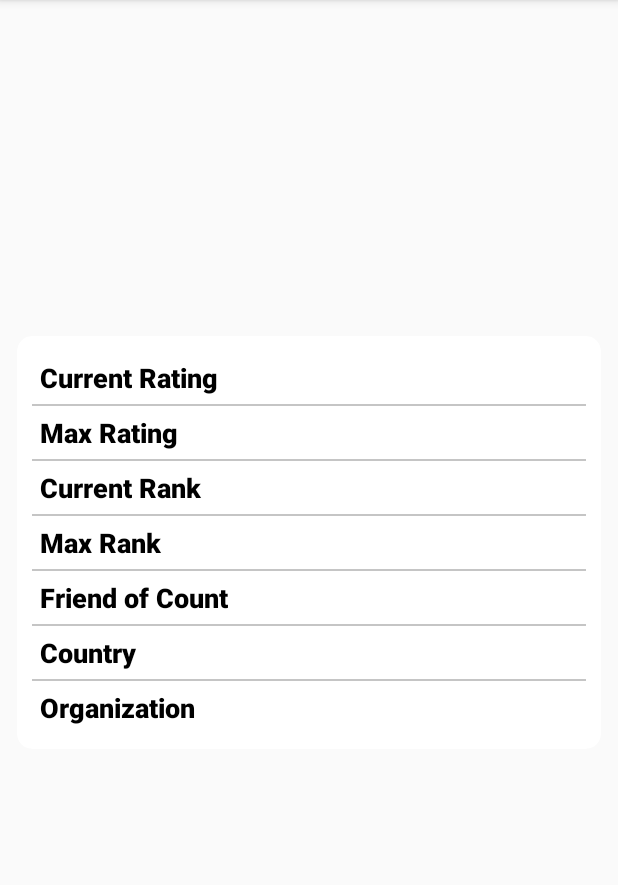
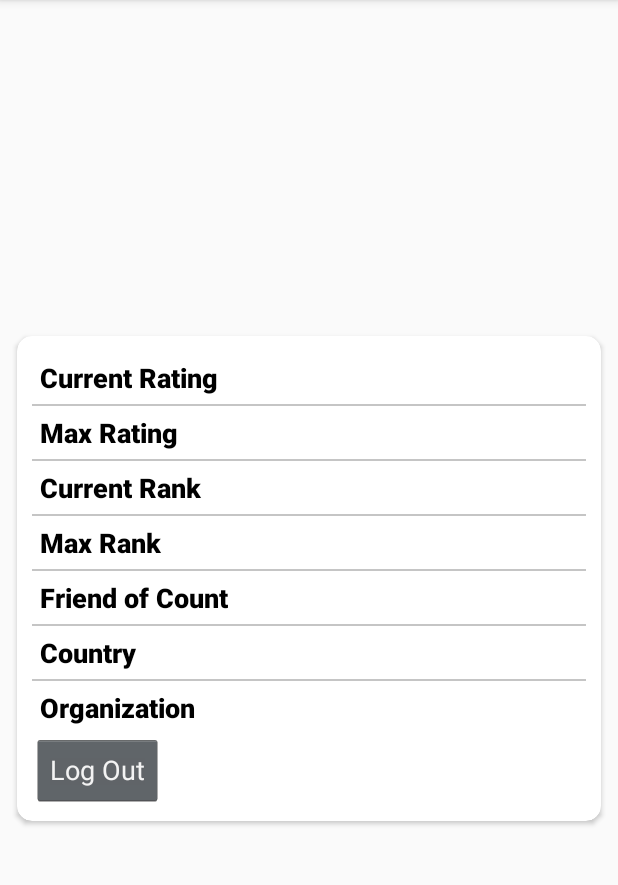
Before and after one commit to ajay-prabhakar/Codeforces, an Android app: the ProfileActivity screen opened directly, with no data from a screen before it, on a phone screen of 412 x 824 dp, the part 84-969 px from its top. Run offline under Robolectric (Android 15) with nearby library versions, the phone set to English and light mode, and no system bars; our stand-ins replace Picasso; pictures from the network do not load; 12 statements that could not run were skipped.

Commit message:
add logOut button

```diff
--- a/app/src/main/java/com/example/android/codeforces/Activities/ProfileActivity.java
+++ b/app/src/main/java/com/example/android/codeforces/Activities/ProfileActivity.java
@@ -1,6 +1,9 @@
 package com.example.android.codeforces.Activities;
 
+import android.content.Intent;
 import android.os.Bundle;
+import android.view.View;
+import android.widget.Button;
 import android.widget.ImageView;
 import android.widget.TextView;
 import android.widget.Toast;
@@ -17,6 +20,18 @@ public class ProfileActivity extends AppCompatActivity {
     protected void onCreate(Bundle savedInstanceState) {
         super.onCreate(savedInstanceState);
         setContentView(R.layout.activity_profile);
+
+        Button btn = (Button)findViewById(R.id
+                .logOut);
+        btn.setOnClickListener(new View.OnClickListener() {
+            @Override
+            public void onClick(View v) {
+                startActivity(new Intent(ProfileActivity
+                        .this, MainActivity
+                        .class));
+                logOut();
+            }
+        });
 
         try {
             JSONObject jsonObject = new JSONObject(getIntent().getStringExtra("profile"));
@@ -56,4 +71,8 @@ public class ProfileActivity extends AppCompatActivity {
             e.printStackTrace();
         }
     }
+    public void logOut(){
+        Intent intent = new Intent(this,MainActivity.class);
+        startActivity(intent);
+    }
 }
--- a/app/src/main/res/layout/activity_profile.xml
+++ b/app/src/main/res/layout/activity_profile.xml
@@ -243,6 +243,13 @@
                         android:layout_height="wrap_content"
                         />
                 </LinearLayout>
+                <Button
+                    android:id="@+id/logOut"
+                    android:layout_width="wrap_content"
+                    android:layout_height="wrap_content"
+                    android:layout_centerHorizontal="true"
+                    android:text="@string/log_out"
+                    android:theme="@android:style/Theme.Holo" />
             </LinearLayout>
         </androidx.cardview.widget.CardView>
     </LinearLayout>
--- a/app/src/main/res/values/strings.xml
+++ b/app/src/main/res/values/strings.xml
@@ -11,4 +11,5 @@
     <string name="old_rating">Old Rating: </string>
     <string name="rating_change">Change: </string>
     <string name="new_rating">New Rating: </string>
+    <string name="log_out">Log Out</string>
 </resources>
```
